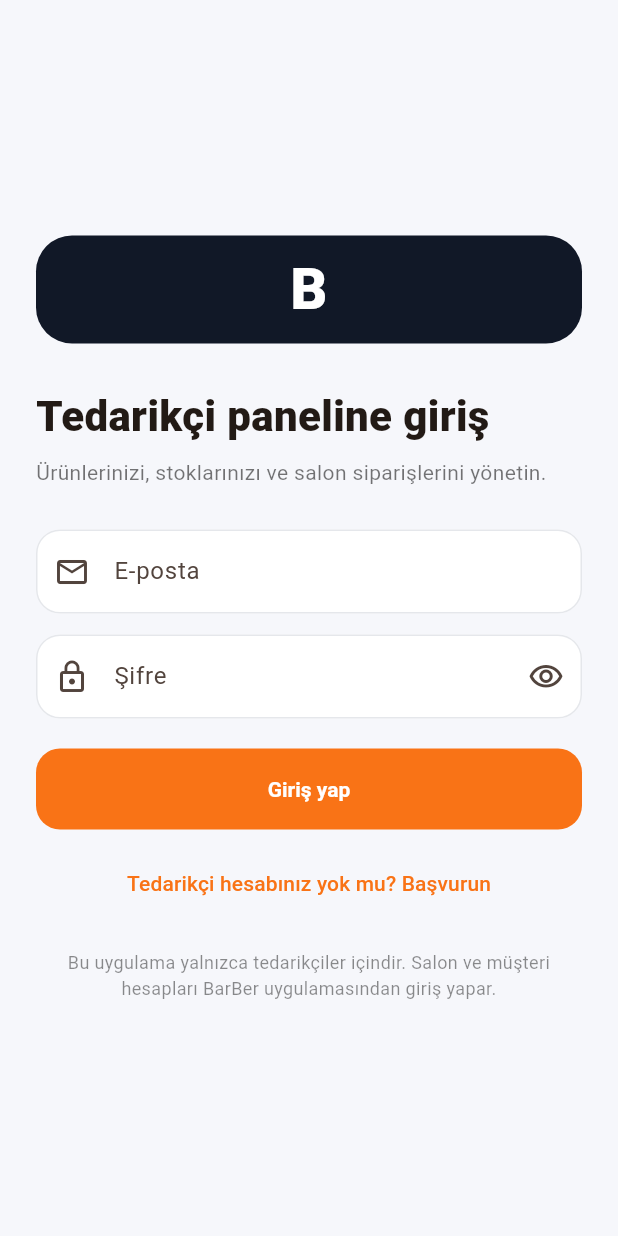
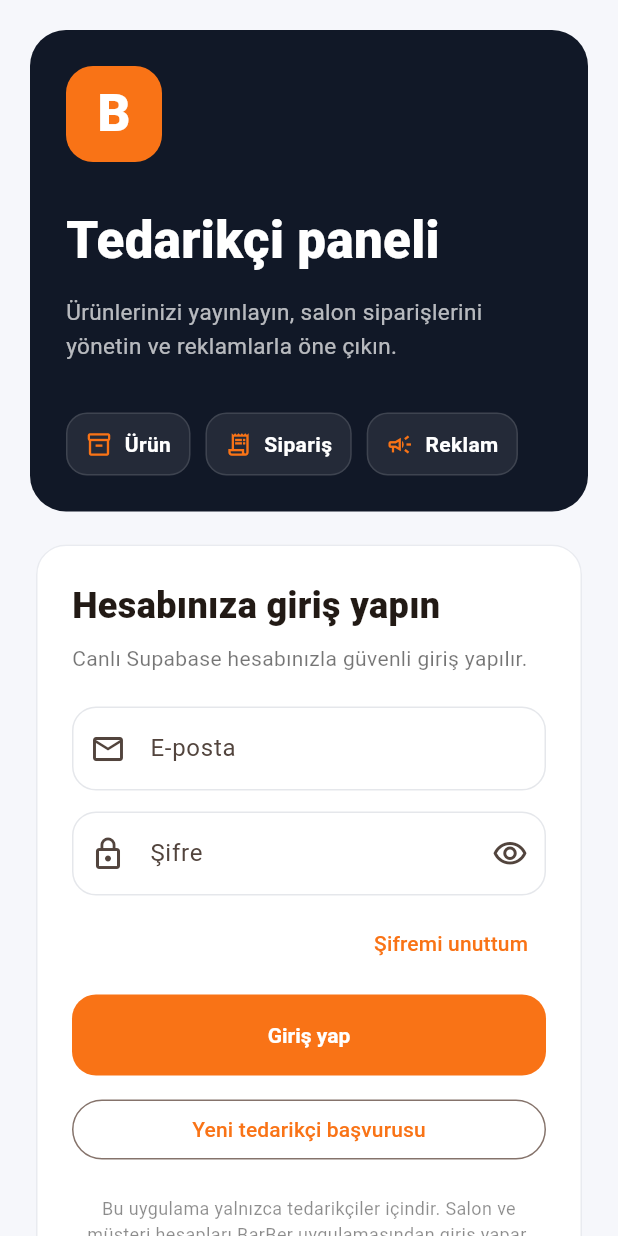
Before and after one commit to barberltdsti-creator/barber_supplier, a Flutter app: the screen it shows after launch, on a phone screen of 412 x 824 dp. Run offline on Flutter 3.47's test engine with Material 3 defaults, Android fonts, the phone set to English and light mode, and no system bars; our stand-ins replace image_picker, supabase_flutter; accounts and stored records are empty.

Commit message:
Polish auth flow and supplier signup

```diff
--- a/lib/src/auth_screen.dart
+++ b/lib/src/auth_screen.dart
@@ -1,10 +1,7 @@
-import 'package:flutter/foundation.dart';
 import 'package:flutter/material.dart';
 import 'package:supabase_flutter/supabase_flutter.dart';
 
 import 'app_theme.dart';
-import 'demo_supplier_repository.dart';
-import 'supplier_home.dart';
 import 'supplier_repository.dart';
 
 class AuthScreen extends StatefulWidget {
@@ -47,6 +44,26 @@ class _AuthScreenState extends State<AuthScreen> {
     }
   }
 
+  Future<void> resetPassword() async {
+    if (!email.text.contains('@')) {
+      _message('Şifre sıfırlama için e-posta adresinizi girin.');
+      return;
+    }
+    setState(() => loading = true);
+    try {
+      await Supabase.instance.client.auth.resetPasswordForEmail(
+        email.text.trim(),
+      );
+      _message('Şifre sıfırlama bağlantısı e-posta adresinize gönderildi.');
+    } on AuthException catch (error) {
+      _message(error.message);
+    } catch (_) {
+      _message('Şifre sıfırlama bağlantısı gönderilemedi.');
+    } finally {
+      if (mounted) setState(() => loading = false);
+    }
+  }
+
   void _message(String value) {
     if (!mounted) return;
     ScaffoldMessenger.of(context).showSnackBar(SnackBar(content: Text(value)));
@@ -54,44 +71,23 @@ class _AuthScreenState extends State<AuthScreen> {
 
   @override
   Widget build(BuildContext context) {
-    return Scaffold(
-      body: SafeArea(
-        child: Center(
-          child: SingleChildScrollView(
-            padding: const EdgeInsets.all(24),
-            child: ConstrainedBox(
-              constraints: const BoxConstraints(maxWidth: 460),
+    return AuthShell(
+      title: 'Tedarikçi paneli',
+      subtitle:
+          'Ürünlerinizi yayınlayın, salon siparişlerini yönetin ve reklamlarla öne çıkın.',
       child: Column(
         crossAxisAlignment: CrossAxisAlignment.stretch,
         children: [
-                  Container(
-                    width: 72,
-                    height: 72,
-                    alignment: Alignment.center,
-                    decoration: BoxDecoration(
-                      color: AppTheme.navy,
-                      borderRadius: BorderRadius.circular(24),
-                    ),
-                    child: const Text(
-                      'B',
-                      style: TextStyle(
-                        color: Colors.white,
-                        fontSize: 38,
-                        fontWeight: FontWeight.w900,
-                      ),
-                    ),
-                  ),
-                  const SizedBox(height: 28),
           const Text(
-                    'Tedarikçi paneline giriş',
-                    style: TextStyle(fontSize: 28, fontWeight: FontWeight.w900),
+            'Hesabınıza giriş yapın',
+            style: TextStyle(fontSize: 24, fontWeight: FontWeight.w900),
           ),
           const SizedBox(height: 8),
           const Text(
-                    'Ürünlerinizi, stoklarınızı ve salon siparişlerini yönetin.',
+            'Canlı Supabase hesabınızla güvenli giriş yapılır.',
             style: TextStyle(color: Colors.black54, height: 1.45),
           ),
-                  const SizedBox(height: 28),
+          const SizedBox(height: 22),
           TextField(
             controller: email,
             keyboardType: TextInputType.emailAddress,
@@ -119,7 +115,15 @@ class _AuthScreenState extends State<AuthScreen> {
               ),
             ),
           ),
-                  const SizedBox(height: 20),
+          const SizedBox(height: 8),
+          Align(
+            alignment: Alignment.centerRight,
+            child: TextButton(
+              onPressed: loading ? null : resetPassword,
+              child: const Text('Şifremi unuttum'),
+            ),
+          ),
+          const SizedBox(height: 10),
           FilledButton(
             onPressed: loading ? null : submit,
             child: loading
@@ -131,58 +135,23 @@ class _AuthScreenState extends State<AuthScreen> {
                 : const Text('Giriş yap'),
           ),
           const SizedBox(height: 12),
-                  TextButton(
+          OutlinedButton(
             onPressed: loading
                 ? null
                 : () => Navigator.of(context).push(
                     MaterialPageRoute<void>(
-                              builder: (_) =>
-                                  const SupplierRegistrationScreen(),
+                      builder: (_) => const SupplierRegistrationScreen(),
                     ),
                   ),
-                    child: const Text('Tedarikçi hesabınız yok mu? Başvurun'),
+            child: const Text('Yeni tedarikçi başvurusu'),
           ),
-                  if (kDebugMode) ...[
-                    const SizedBox(height: 6),
-                    OutlinedButton.icon(
-                      onPressed: () {
-                        final profile = SupplierProfile(
-                          id: 'demo-supplier',
-                          companyName: 'Atlas Berber Ekipmanları',
-                          status: 'approved',
-                          contactName: 'Demo Tedarikçi',
-                        );
-                        Navigator.of(context).push(
-                          MaterialPageRoute<void>(
-                            builder: (_) => SupplierHome(
-                              repository: DemoSupplierRepository(
-                                Supabase.instance.client,
-                              ),
-                              profile: profile,
-                              onRefreshProfile: () {},
-                            ),
-                          ),
-                        );
-                      },
-                      icon: const Icon(Icons.visibility_outlined),
-                      label: const Text('Uygulamayı incele'),
-                    ),
-                  ],
           const SizedBox(height: 20),
           const Text(
             'Bu uygulama yalnızca tedarikçiler içindir. Salon ve müşteri hesapları BarBer uygulamasından giriş yapar.',
             textAlign: TextAlign.center,
-                    style: TextStyle(
-                      fontSize: 12,
-                      color: Colors.black45,
-                      height: 1.4,
-                    ),
+            style: TextStyle(fontSize: 12, color: Colors.black45, height: 1.4),
           ),
         ],
-              ),
-            ),
-          ),
-        ),
       ),
     );
   }
@@ -284,7 +253,7 @@ class _SupplierRegistrationScreenState
             ),
             title: const Text('E-postanızı doğrulayın'),
             content: Text(
-              '${email.text.trim()} adresine doğrulama bağlantısı gönderdik. Doğruladıktan sonra giriş yapabilirsiniz.',
+              '${email.text.trim()} adresine doğrulama bağlantısı gönderdik. Doğrulama tamamlanınca başvurunuz tedarikçi onay kuyruğunda görünecek.',
             ),
             actions: [
               FilledButton(
@@ -328,19 +297,21 @@ class _SupplierRegistrationScreenState
               child: Column(
                 crossAxisAlignment: CrossAxisAlignment.stretch,
                 children: [
-                  const Text(
-                    'BarBer salonlarına satış yapın',
-                    style: TextStyle(fontSize: 26, fontWeight: FontWeight.w900),
-                  ),
-                  const SizedBox(height: 8),
-                  const Text(
-                    'Firma hesabınızı oluşturun. Bilgileriniz kontrol edildikten sonra mağazanız satışa açılır.',
-                    style: TextStyle(color: Colors.black54, height: 1.45),
-                  ),
-                  const SizedBox(height: 24),
+                  const _RegistrationHeader(),
+                  const SizedBox(height: 20),
+                  Card(
+                    child: Padding(
+                      padding: const EdgeInsets.all(18),
+                      child: Column(
+                        crossAxisAlignment: CrossAxisAlignment.stretch,
+                        children: [
                           const _FormSectionTitle('Firma bilgileri'),
                           const SizedBox(height: 12),
-                  _field(company, 'Firma unvanı', Icons.business_outlined),
+                          _field(
+                            company,
+                            'Firma unvanı',
+                            Icons.business_outlined,
+                          ),
                           _field(contact, 'Yetkili kişi', Icons.person_outline),
                           _field(
                             phone,
@@ -389,6 +360,11 @@ class _SupplierRegistrationScreenState
                             Icons.lock_reset_outlined,
                             isPassword: true,
                           ),
+                        ],
+                      ),
+                    ),
+                  ),
+                  const SizedBox(height: 10),
                   CheckboxListTile(
                     value: accepted,
                     onChanged: (value) =>
@@ -457,6 +433,196 @@ class _SupplierRegistrationScreenState
       ),
     );
   }
+}
+
+class AuthShell extends StatelessWidget {
+  const AuthShell({
+    super.key,
+    required this.title,
+    required this.subtitle,
+    required this.child,
+  });
+
+  final String title;
+  final String subtitle;
+  final Widget child;
+
+  @override
+  Widget build(BuildContext context) {
+    return Scaffold(
+      body: SafeArea(
+        child: LayoutBuilder(
+          builder: (context, constraints) {
+            final wide = constraints.maxWidth >= 900;
+            return Center(
+              child: SingleChildScrollView(
+                padding: const EdgeInsets.all(20),
+                child: ConstrainedBox(
+                  constraints: const BoxConstraints(maxWidth: 1040),
+                  child: wide
+                      ? Row(
+                          crossAxisAlignment: CrossAxisAlignment.stretch,
+                          children: [
+                            Expanded(
+                              flex: 11,
+                              child: _BrandPanel(
+                                title: title,
+                                subtitle: subtitle,
+                              ),
+                            ),
+                            const SizedBox(width: 24),
+                            Expanded(flex: 9, child: _AuthCard(child: child)),
+                          ],
+                        )
+                      : Column(
+                          crossAxisAlignment: CrossAxisAlignment.stretch,
+                          children: [
+                            _BrandPanel(title: title, subtitle: subtitle),
+                            const SizedBox(height: 18),
+                            _AuthCard(child: child),
+                          ],
+                        ),
+                ),
+              ),
+            );
+          },
+        ),
+      ),
+    );
+  }
+}
+
+class _AuthCard extends StatelessWidget {
+  const _AuthCard({required this.child});
+  final Widget child;
+
+  @override
+  Widget build(BuildContext context) => Card(
+    child: Padding(padding: const EdgeInsets.all(24), child: child),
+  );
+}
+
+class _BrandPanel extends StatelessWidget {
+  const _BrandPanel({required this.title, required this.subtitle});
+  final String title;
+  final String subtitle;
+
+  @override
+  Widget build(BuildContext context) {
+    return Container(
+      padding: const EdgeInsets.all(24),
+      decoration: BoxDecoration(
+        color: AppTheme.navy,
+        borderRadius: BorderRadius.circular(24),
+      ),
+      child: Column(
+        crossAxisAlignment: CrossAxisAlignment.start,
+        mainAxisAlignment: MainAxisAlignment.spaceBetween,
+        children: [
+          Column(
+            crossAxisAlignment: CrossAxisAlignment.start,
+            children: [
+              Container(
+                width: 64,
+                height: 64,
+                alignment: Alignment.center,
+                decoration: BoxDecoration(
+                  color: AppTheme.orange,
+                  borderRadius: BorderRadius.circular(18),
+                ),
+                child: const Text(
+                  'B',
+                  style: TextStyle(
+                    color: Colors.white,
+                    fontSize: 34,
+                    fontWeight: FontWeight.w900,
+                  ),
+                ),
+              ),
+              const SizedBox(height: 28),
+              Text(
+                title,
+                style: const TextStyle(
+                  color: Colors.white,
+                  fontSize: 34,
+                  fontWeight: FontWeight.w900,
+                ),
+              ),
+              const SizedBox(height: 12),
+              Text(
+                subtitle,
+                style: const TextStyle(
+                  color: Colors.white70,
+                  height: 1.5,
+                  fontSize: 15,
+                ),
+              ),
+            ],
+          ),
+          const SizedBox(height: 32),
+          const Wrap(
+            spacing: 10,
+            runSpacing: 10,
+            children: [
+              _BrandMetric(icon: Icons.inventory_2_outlined, label: 'Ürün'),
+              _BrandMetric(icon: Icons.receipt_long_outlined, label: 'Sipariş'),
+              _BrandMetric(icon: Icons.campaign_outlined, label: 'Reklam'),
+            ],
+          ),
+        ],
+      ),
+    );
+  }
+}
+
+class _BrandMetric extends StatelessWidget {
+  const _BrandMetric({required this.icon, required this.label});
+  final IconData icon;
+  final String label;
+
+  @override
+  Widget build(BuildContext context) => Container(
+    padding: const EdgeInsets.symmetric(horizontal: 12, vertical: 10),
+    decoration: BoxDecoration(
+      color: Colors.white.withValues(alpha: 0.08),
+      borderRadius: BorderRadius.circular(14),
+      border: Border.all(color: Colors.white.withValues(alpha: 0.12)),
+    ),
+    child: Row(
+      mainAxisSize: MainAxisSize.min,
+      children: [
+        Icon(icon, color: AppTheme.orange, size: 18),
+        const SizedBox(width: 8),
+        Text(
+          label,
+          style: const TextStyle(
+            color: Colors.white,
+            fontWeight: FontWeight.w700,
+          ),
+        ),
+      ],
+    ),
+  );
+}
+
+class _RegistrationHeader extends StatelessWidget {
+  const _RegistrationHeader();
+
+  @override
+  Widget build(BuildContext context) => const Column(
+    crossAxisAlignment: CrossAxisAlignment.start,
+    children: [
+      Text(
+        'BarBer salonlarına satış yapın',
+        style: TextStyle(fontSize: 28, fontWeight: FontWeight.w900),
+      ),
+      SizedBox(height: 8),
+      Text(
+        'Firma hesabınızı oluşturun. Bilgileriniz kontrol edildikten sonra mağazanız satışa açılır.',
+        style: TextStyle(color: Colors.black54, height: 1.45),
+      ),
+    ],
+  );
 }
 
 class _FormSectionTitle extends StatelessWidget {
```
Also changed, not shown: 1 other file. Lines whose indentation alone changed are shown as unchanged.
